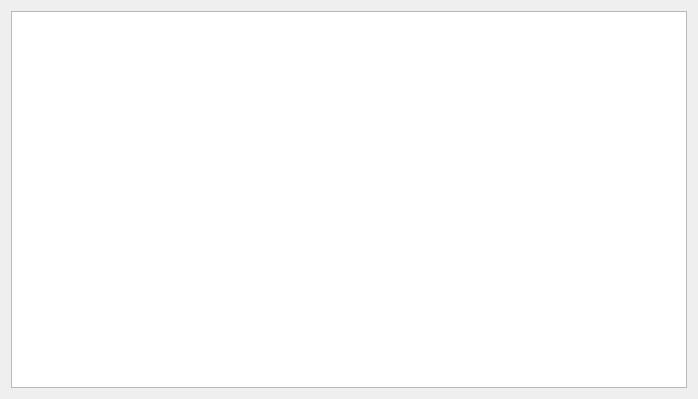
Above: StatusViewer.ui from kaigon78/VTKWidget before the change. Below: the same form after it.
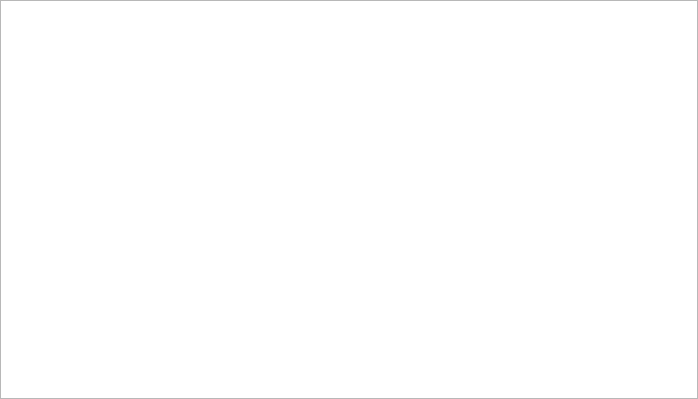
That is the form after the change.

Commit message: Electrode Line Auto Created 5.6.2025

```diff
--- a/StatusViewer.ui
+++ b/StatusViewer.ui
@@ -17,8 +17,32 @@
    <bool>true</bool>
   </property>
   <layout class="QGridLayout" name="gridLayout">
+   <property name="leftMargin">
+    <number>0</number>
+   </property>
+   <property name="topMargin">
+    <number>0</number>
+   </property>
+   <property name="rightMargin">
+    <number>0</number>
+   </property>
+   <property name="bottomMargin">
+    <number>0</number>
+   </property>
+   <property name="spacing">
+    <number>0</number>
+   </property>
    <item row="0" column="0">
-    <widget class="QTextEdit" name="m_logTextEdit"/>
+    <widget class="QTextEdit" name="m_logTextEdit">
+     <property name="font">
+      <font>
+       <pointsize>9</pointsize>
+      </font>
+     </property>
+     <property name="lineWidth">
+      <number>0</number>
+     </property>
+    </widget>
    </item>
   </layout>
  </widget>
```
The commit also changes 5 other files.
